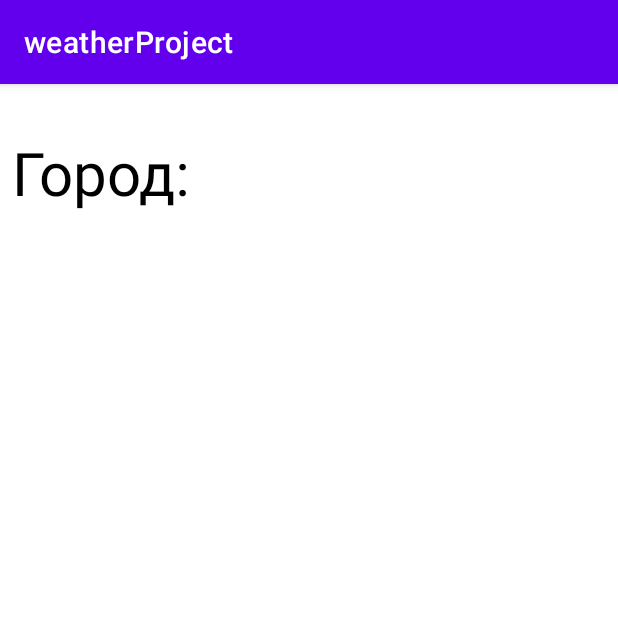
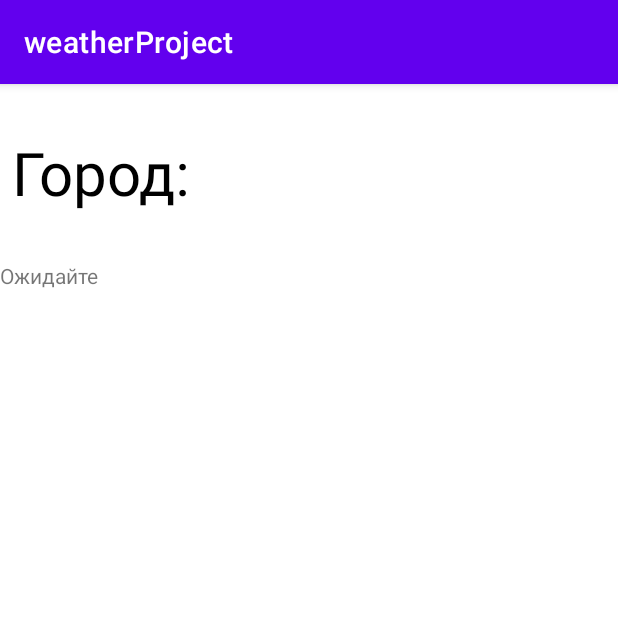
Before and after one commit to Yury03/weatherProject, an Android app: the city screen opened directly, with no data from a screen before it, after a tap on "НАЗАД", on a phone screen of 412 x 824 dp, the top half of it. Run offline under Robolectric (Android 15) with nearby library versions, the phone set to English and light mode, and no system bars; 2 statements that could not run were skipped.

Commit message:
add temp and fixed button back

```diff
--- a/app/build.gradle
+++ b/app/build.gradle
@@ -7,7 +7,7 @@ android {
 
     defaultConfig {
         applicationId "com.example.weatherproject"
-        minSdk 22
+        minSdk 24
         targetSdk 32
         versionCode 1
         versionName "1.0"
@@ -35,4 +35,5 @@ dependencies {
     testImplementation 'junit:junit:4.13.2'
     androidTestImplementation 'androidx.test.ext:junit:1.1.3'
     androidTestImplementation 'androidx.test.espresso:espresso-core:3.4.0'
+
 }
--- a/app/src/main/java/com/example/weatherproject/MainActivity.java
+++ b/app/src/main/java/com/example/weatherproject/MainActivity.java
@@ -1,15 +1,23 @@
 
 package com.example.weatherproject;
 
+import android.Manifest;
 import android.content.Intent;
+import android.content.pm.PackageManager;
 import android.os.AsyncTask;
 import android.renderscript.ScriptGroup;
 import android.view.View;
 import android.widget.Button;
 import android.widget.EditText;
 import android.widget.TextView;
+import android.widget.Toast;
 import androidx.appcompat.app.AppCompatActivity;
 import android.os.Bundle;
+import androidx.core.app.ActivityCompat;
+import androidx.core.content.ContextCompat;
+import org.json.JSONException;
+import org.json.JSONObject;
+import org.w3c.dom.Text;
 
 import java.io.BufferedReader;
 import java.io.IOException;
@@ -19,15 +27,19 @@ import java.net.HttpURLConnection;
 import java.net.MalformedURLException;
 import java.net.URL;
 
+import static android.Manifest.permission.INTERNET;
+
 public class MainActivity extends AppCompatActivity {
     private Button changeCity;
     TextView textView;
+    TextView nameTextView;
+    @Override
 
-    @Override
     protected void onCreate(Bundle savedInstanceState) {
         super.onCreate(savedInstanceState);
         setContentView(R.layout.activity_main);
         textView = findViewById(R.id.textView);
+        nameTextView=findViewById(R.id.textView2);
         Bundle arguments = getIntent().getExtras();
         if (arguments != null) {
             String cityVar = arguments.get("cityVar").toString();
@@ -47,11 +59,11 @@ public class MainActivity extends AppCompatActivity {
     }
 
     private class getData extends AsyncTask<String, String, String> {
-//        @Override
-//        protected void onPreExecute() {
-//            super.onPreExecute();
-//            nameTextView.setText("Ожидайте");для вывода в процессе загрузки
-//        }
+        @Override
+        protected void onPreExecute() {
+            super.onPreExecute();
+            nameTextView.setText("Ожидайте");
+        }
 
         @Override
         protected String doInBackground(String... strings) {
@@ -90,6 +102,16 @@ public class MainActivity extends AppCompatActivity {
             return null;
         }
 
-
+        @Override
+        protected void onPostExecute(String s) {
+            super.onPostExecute(s);
+            try {
+                JSONObject jsonObject=new JSONObject(s);
+                nameTextView.setText("Температура: "+jsonObject.getJSONObject("main").getDouble("temp"));
+            } catch (JSONException e) {
+                throw new RuntimeException(e);
+            }
+            //nameTextView.setText(s);
+        }
     }
 }
--- a/app/src/main/java/com/example/weatherproject/city.java
+++ b/app/src/main/java/com/example/weatherproject/city.java
@@ -19,6 +19,7 @@ public class city extends AppCompatActivity {
         super.onCreate(savedInstanceState);
         setContentView(R.layout.activity_city);
         chCityBut=findViewById(R.id.butChangeCity);
+        cityVar="-";
         //CityText=findViewById(R.id.editTextCity);
 
     }
@@ -29,13 +30,16 @@ public class city extends AppCompatActivity {
         if(cityVar.trim().equals("")){
             Toast.makeText(city.this, R.string.noUserInput, Toast.LENGTH_LONG).show();
         }else{
+            cityVar=cityVar.trim();
             finishThisActivity(chCityBut);
         }
 
     }
     public void finishThisActivity(View view){
         Intent intent = new Intent(this, MainActivity.class);
-        intent.putExtra("cityVar", cityVar);
+        if(!cityVar.equals("-")){
+            intent.putExtra("cityVar", cityVar);
+        }
         startActivity(intent);
         overridePendingTransition(R.anim.right_in, R.anim.right_out);
         finish();
--- a/app/src/main/res/layout/activity_main.xml
+++ b/app/src/main/res/layout/activity_main.xml
@@ -22,4 +22,10 @@
             app:layout_constraintTop_toTopOf="parent"
             android:layout_marginTop="32dp" app:layout_constraintStart_toStartOf="parent"
             android:layout_marginStart="8dp"/>
+    <TextView
+            android:text="TextView"
+            android:layout_width="wrap_content"
+            android:layout_height="wrap_content" android:id="@+id/textView2"
+            app:layout_constraintStart_toStartOf="parent" app:layout_constraintTop_toBottomOf="@+id/textView"
+            android:layout_marginTop="32dp"/>
 </androidx.constraintlayout.widget.ConstraintLayout>
```
Also changed, not shown: app/src/main/AndroidManifest.xml (+8 -2 lines).
